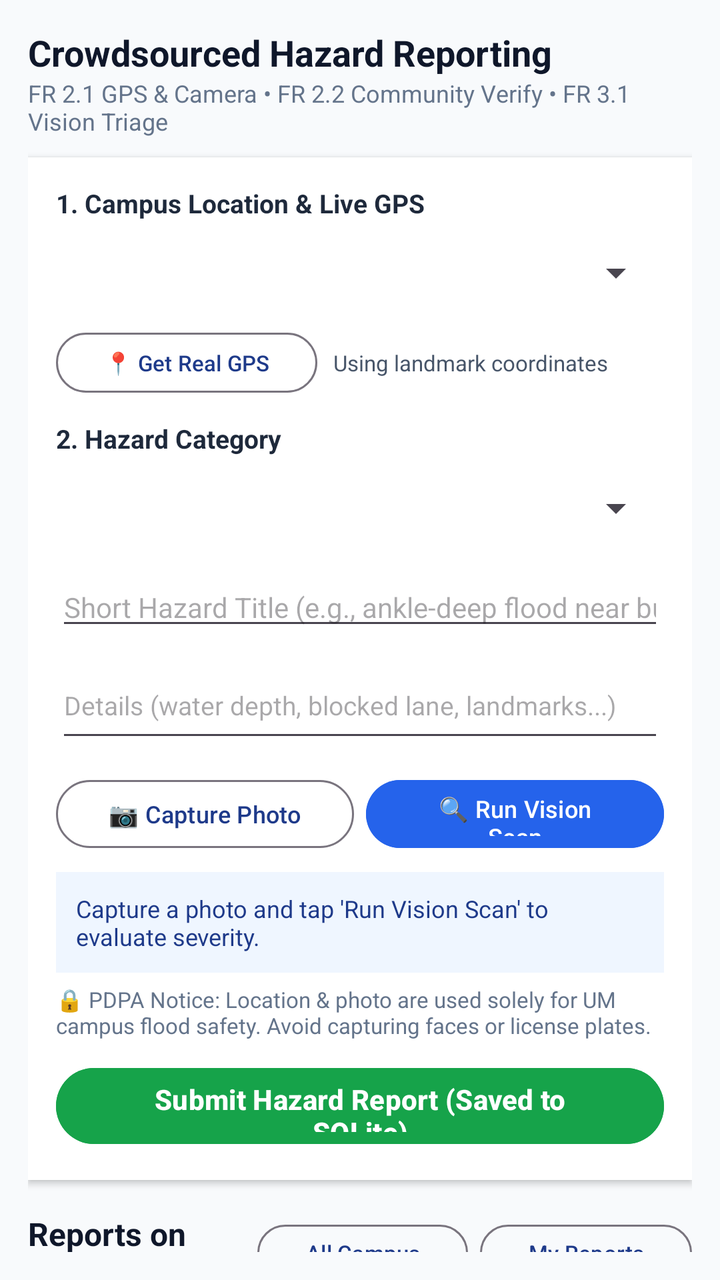
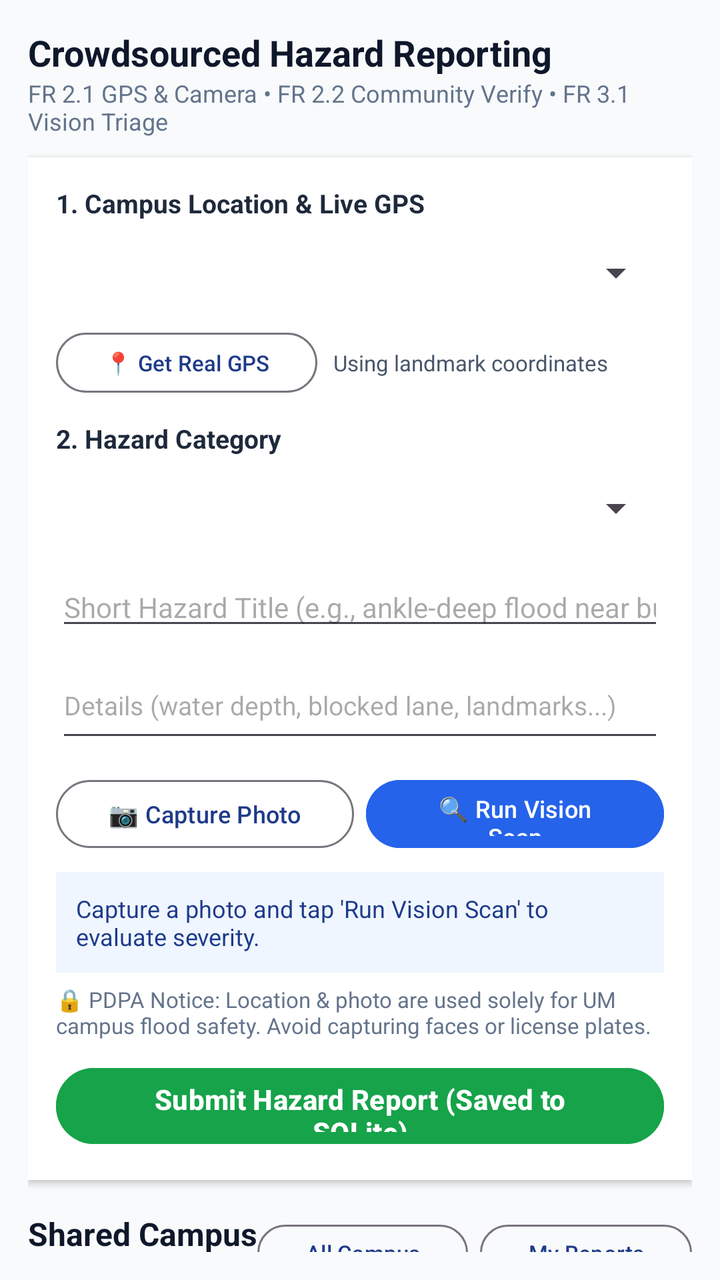

Before-and-after screenshots of an Android layout around one commit, followed by the original layout XML and the change that was made.
<!-- AndroidManifest.xml: application theme Theme.UMClearFlow -->
<!-- res/layout/fragment_report.xml -->
<?xml version="1.0" encoding="utf-8"?>
<androidx.core.widget.NestedScrollView xmlns:android="http://schemas.android.com/apk/res/android"
    android:layout_width="match_parent"
    android:layout_height="match_parent"
    android:background="#F8FAFC"
    android:padding="14dp">

    <LinearLayout
        android:layout_width="match_parent"
        android:layout_height="wrap_content"
        android:orientation="vertical">

        <TextView
            android:layout_width="wrap_content"
            android:layout_height="wrap_content"
            android:text="Crowdsourced Hazard Reporting"
            android:textColor="#0F172A"
            android:textSize="18sp"
            android:textStyle="bold" />

        <TextView
            android:layout_width="wrap_content"
            android:layout_height="wrap_content"
            android:layout_marginBottom="10dp"
            android:text="FR 2.1 GPS &amp; Camera • FR 2.2 Community Verify • FR 3.1 Vision Triage"
            android:textColor="#64748B"
            android:textSize="12sp" />

        
        <LinearLayout
            android:layout_width="match_parent"
            android:layout_height="wrap_content"
            android:background="#FFFFFF"
            android:elevation="2dp"
            android:orientation="vertical"
            android:padding="14dp">

            <TextView
                android:layout_width="wrap_content"
                android:layout_height="wrap_content"
                android:text="1. Campus Location &amp; Live GPS"
                android:textColor="#1E293B"
                android:textSize="13sp"
                android:textStyle="bold" />

            <Spinner
                android:id="@+id/spinner_location"
                android:layout_width="match_parent"
                android:layout_height="44dp"
                android:layout_marginTop="4dp" />

            <LinearLayout
                android:layout_width="match_parent"
                android:layout_height="wrap_content"
                android:layout_marginTop="4dp"
                android:gravity="center_vertical"
                android:orientation="horizontal">

                <Button
                    android:id="@+id/btn_acquire_gps"
                    style="?attr/materialButtonOutlinedStyle"
                    android:layout_width="wrap_content"
                    android:layout_height="38dp"
                    android:text="📍 Get Real GPS"
                    android:textSize="11sp" />

                <TextView
                    android:id="@+id/tv_gps_status"
                    android:layout_width="0dp"
                    android:layout_height="wrap_content"
                    android:layout_marginStart="8dp"
                    android:layout_weight="1"
                    android:text="Using landmark coordinates"
                    android:textColor="#475569"
                    android:textSize="11sp" />
            </LinearLayout>

            <TextView
                android:layout_width="wrap_content"
                android:layout_height="wrap_content"
                android:layout_marginTop="10dp"
                android:text="2. Hazard Category"
                android:textColor="#1E293B"
                android:textSize="13sp"
                android:textStyle="bold" />

            <Spinner
                android:id="@+id/spinner_hazard_type"
                android:layout_width="match_parent"
                android:layout_height="44dp"
                android:layout_marginTop="4dp" />

            <EditText
                android:id="@+id/et_report_title"
                android:layout_width="match_parent"
                android:layout_height="wrap_content"
                android:layout_marginTop="8dp"
                android:hint="Short Hazard Title (e.g., ankle-deep flood near bus stop)"
                android:inputType="textCapSentences"
                android:textColor="#0F172A"
                android:textSize="14sp" />

            <EditText
                android:id="@+id/et_report_desc"
                android:layout_width="match_parent"
                android:layout_height="wrap_content"
                android:layout_marginTop="6dp"
                android:hint="Details (water depth, blocked lane, landmarks...)"
                android:inputType="textMultiLine"
                android:minLines="2"
                android:textColor="#0F172A"
                android:textSize="13sp" />

            
            <LinearLayout
                android:layout_width="match_parent"
                android:layout_height="wrap_content"
                android:layout_marginTop="10dp"
                android:gravity="center_vertical"
                android:orientation="horizontal">

                <Button
                    android:id="@+id/btn_capture_photo"
                    style="?attr/materialButtonOutlinedStyle"
                    android:layout_width="0dp"
                    android:layout_height="42dp"
                    android:layout_marginEnd="6dp"
                    android:layout_weight="1"
                    android:text="📷 Capture Photo"
                    android:textSize="12sp" />

                <Button
                    android:id="@+id/btn_ai_triage"
                    android:layout_width="0dp"
                    android:layout_height="42dp"
                    android:layout_weight="1"
                    android:backgroundTint="#2563EB"
                    android:text="🔍 Run Vision Scan"
                    android:textColor="#FFFFFF"
                    android:textSize="12sp" />
            </LinearLayout>

            <ImageView
                android:id="@+id/iv_photo_preview"
                android:layout_width="match_parent"
                android:layout_height="150dp"
                android:layout_marginTop="8dp"
                android:background="#E2E8F0"
                android:scaleType="centerCrop"
                android:visibility="gone" />

            <TextView
                android:id="@+id/tv_triage_result"
                android:layout_width="match_parent"
                android:layout_height="wrap_content"
                android:layout_marginTop="8dp"
                android:background="#EFF6FF"
                android:padding="10dp"
                android:text="Capture a photo and tap 'Run Vision Scan' to evaluate severity."
                android:textColor="#1E3A8A"
                android:textSize="12sp" />

            <TextView
                android:layout_width="match_parent"
                android:layout_height="wrap_content"
                android:layout_marginTop="6dp"
                android:text="🔒 PDPA Notice: Location &amp; photo are used solely for UM campus flood safety. Avoid capturing faces or license plates."
                android:textColor="#64748B"
                android:textSize="11sp" />

            <Button
                android:id="@+id/btn_submit_report"
                android:layout_width="match_parent"
                android:layout_height="46dp"
                android:layout_marginTop="10dp"
                android:backgroundTint="#16A34A"
                android:text="Submit Hazard Report (Saved to SQLite)"
                android:textColor="#FFFFFF"
                android:textStyle="bold" />
        </LinearLayout>

        
        <LinearLayout
            android:layout_width="match_parent"
            android:layout_height="wrap_content"
            android:layout_marginTop="16dp"
            android:layout_marginBottom="8dp"
            android:gravity="center_vertical"
            android:orientation="horizontal">

            <TextView
                android:layout_width="0dp"
                android:layout_height="wrap_content"
                android:layout_weight="1"
                android:text="Reports on This Device"
                android:textColor="#0F172A"
                android:textSize="16sp"
                android:textStyle="bold" />

            <Button
                android:id="@+id/btn_tab_all_reports"
                style="?attr/materialButtonOutlinedStyle"
                android:layout_width="wrap_content"
                android:layout_height="36dp"
                android:layout_marginEnd="6dp"
                android:text="All Campus"
                android:textSize="11sp" />

            <Button
                android:id="@+id/btn_tab_my_reports"
                style="?attr/materialButtonOutlinedStyle"
                android:layout_width="wrap_content"
                android:layout_height="36dp"
                android:text="My Reports"
                android:textSize="11sp" />
        </LinearLayout>

        
        <androidx.recyclerview.widget.RecyclerView
            android:id="@+id/reports_list_container"
            android:layout_width="match_parent"
            android:layout_height="wrap_content"
            android:nestedScrollingEnabled="false" />

    </LinearLayout>
</androidx.core.widget.NestedScrollView>
<!-- resources referenced by this layout -->
<resources>
  <style name="Theme.UMClearFlow" parent="Base.Theme.UMClearFlow" />
  <style name="Base.Theme.UMClearFlow" parent="Theme.Material3.Light.NoActionBar">
          <item name="colorPrimary">#1E3A8A</item>
          <item name="colorSecondary">#2563EB</item>
          <item name="android:statusBarColor">#0F172A</item>
      </style>
</resources>

<!-- the commit's change to res/layout/fragment_report.xml (unified diff, before → after) -->
@@ -192,7 +192,7 @@
                 android:layout_width="0dp"
                 android:layout_height="wrap_content"
                 android:layout_weight="1"
-                android:text="Reports on This Device"
+                android:text="Shared Campus Reports"
                 android:textColor="#0F172A"
                 android:textSize="16sp"
                 android:textStyle="bold" />
